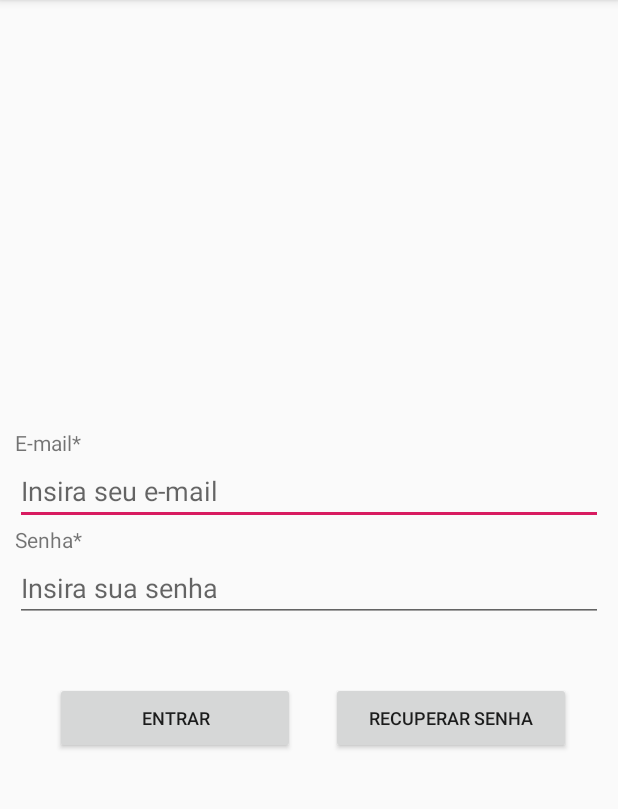
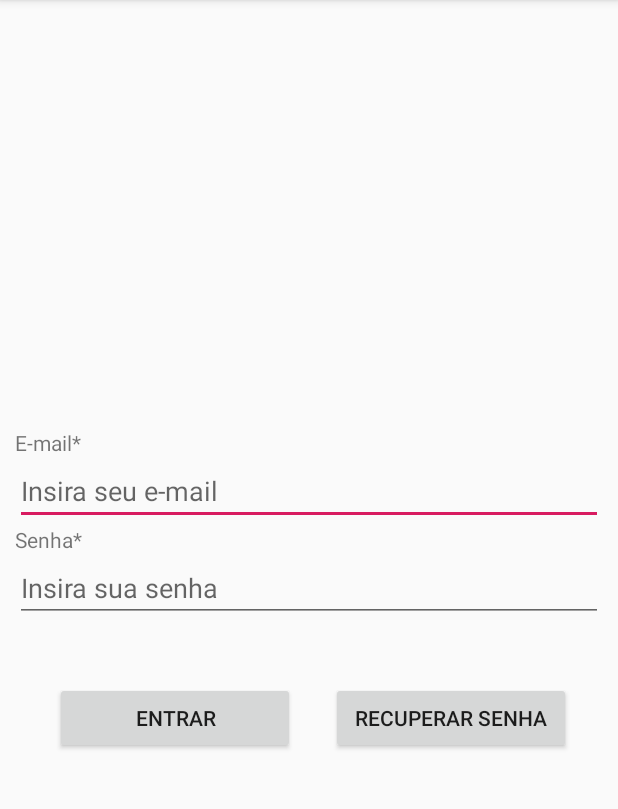
Before and after one commit to Bthais/ProjetoAppCuriai, an Android app: the LoginEmailActivity screen opened directly, with no data from a screen before it, on a phone screen of 412 x 824 dp, the part 84-893 px from its top. Run offline under Robolectric (Android 15) with nearby library versions, the phone set to English and light mode, and no system bars; our stand-ins replace Firebase (no records; nobody signed in at launch, a user with empty details on screens opened directly).

Commit message:
Modificações Tela Principal

```diff
--- a/app/src/main/res/layout/activity_loginemail.xml
+++ b/app/src/main/res/layout/activity_loginemail.xml
@@ -52,7 +52,6 @@
         android:layout_height="wrap_content"
         android:layout_marginTop="20dp"
         android:layout_marginLeft="8dp"
-        android:textSize="12sp"
         android:text="@string/entrar" />
 
         <View
@@ -65,7 +64,6 @@
         android:layout_width="160dp"
         android:layout_height="wrap_content"
         android:layout_marginTop="20dp"
-        android:textSize="12sp"
         android:text="@string/recuperar" />
 
         <View
```
